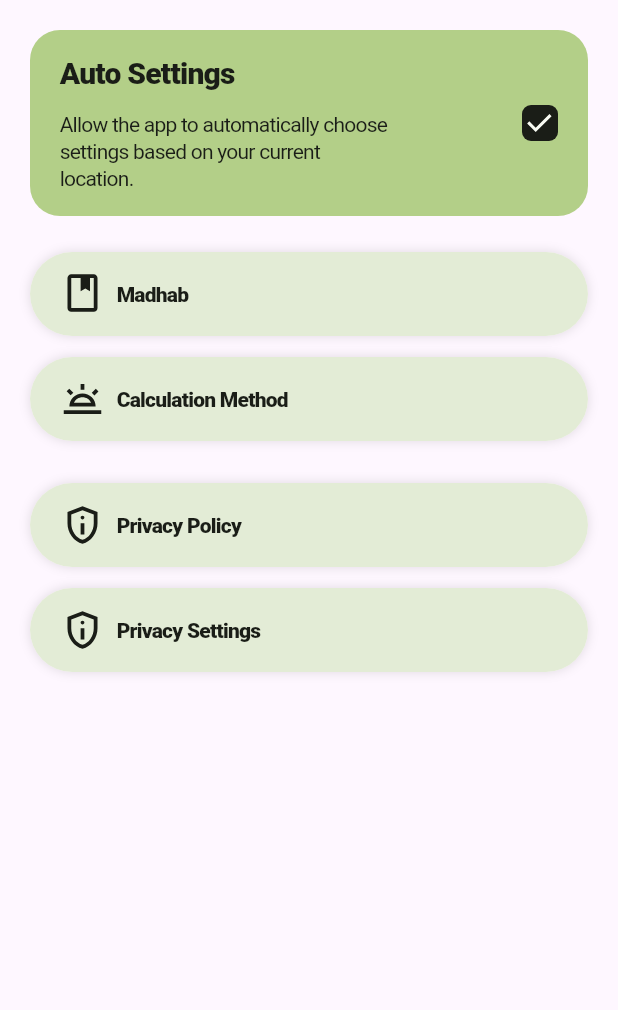
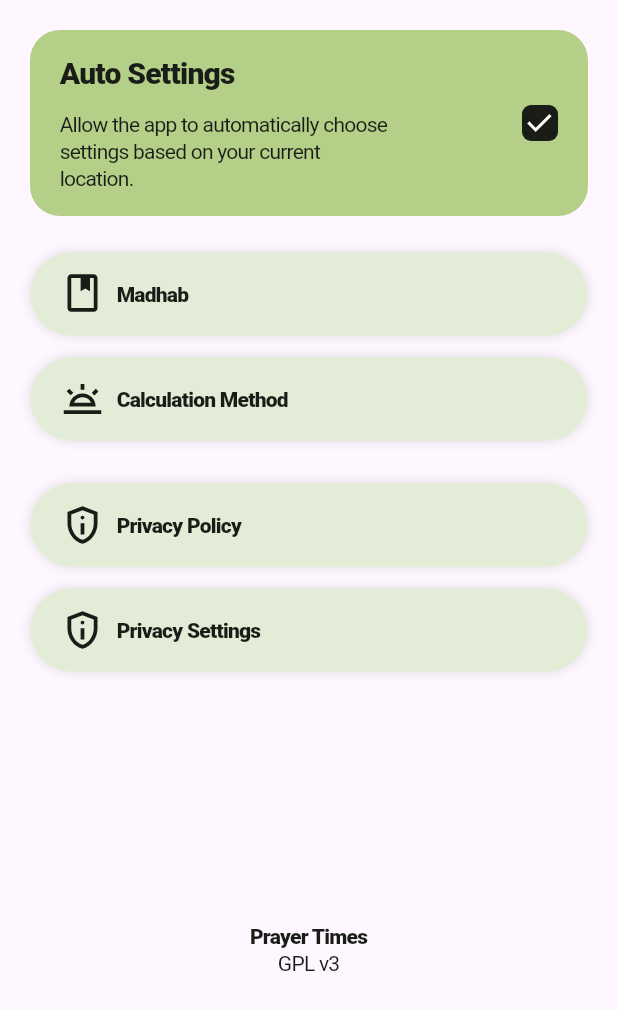
Before and after one commit to ahmedabdullah-o/prayer_times, a Flutter app: the SettingsScreen widget shown alone on an empty page, opened directly, on a phone screen of 412 x 824 dp. Shown: the top 1010 px of the screen. Run offline on Flutter 3.47's test engine with Material 3 defaults, Android fonts, the phone set to English and light mode, and no system bars; our stand-ins replace flutter_local_notifications, flutter_riverpod, flutter_svg, flutter_timezone, go_router, hijri and 2 more; missing offline and left inert: adhan_dart, workmanager; accounts and stored records are empty; Roboto replaces fonts that are missing (MPLUSRounded1c); statements that could not run were skipped.

Commit message:
added text to fill negative space

```diff
--- a/lib/features/settings/presentation/screens/settings_screen.dart
+++ b/lib/features/settings/presentation/screens/settings_screen.dart
@@ -1,5 +1,6 @@
 import 'package:flutter/widgets.dart';
 import 'package:prayer_times/core/enums/settings_enums.dart';
+import 'package:prayer_times/core/style/fonts.dart';
 import 'package:prayer_times/features/settings/presentation/widgets/auto_settings.dart';
 import 'package:prayer_times/features/settings/presentation/widgets/settings_item.dart';
 
@@ -25,7 +26,23 @@ class SettingsScreen extends StatelessWidget {
     ];
     return Padding(
       padding: const EdgeInsets.symmetric(horizontal: 20, vertical: 20),
-      child: Column(spacing: 10, children: [...children]),
+      child: Column(
+        spacing: 10,
+        children: [
+          ...children,
+          // Temporary text to fill negative space
+          Expanded(
+            child: Column(
+              mainAxisSize: MainAxisSize.max,
+              mainAxisAlignment: MainAxisAlignment.center,
+              children: [
+                Text('Prayer Times', style: Fonts.navigationBarItem(true)),
+                Text('GPL v3', style: Fonts.navigationBarItem(false)),
+              ],
+            ),
+          ),
+        ],
+      ),
     );
   }
 }
```
